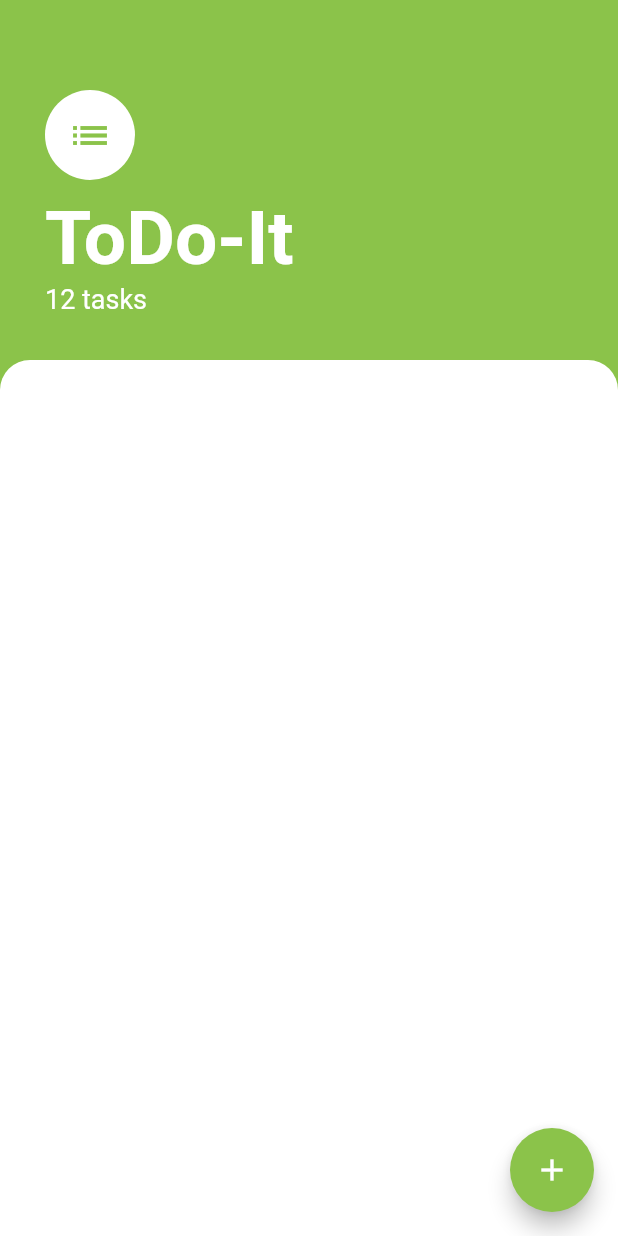
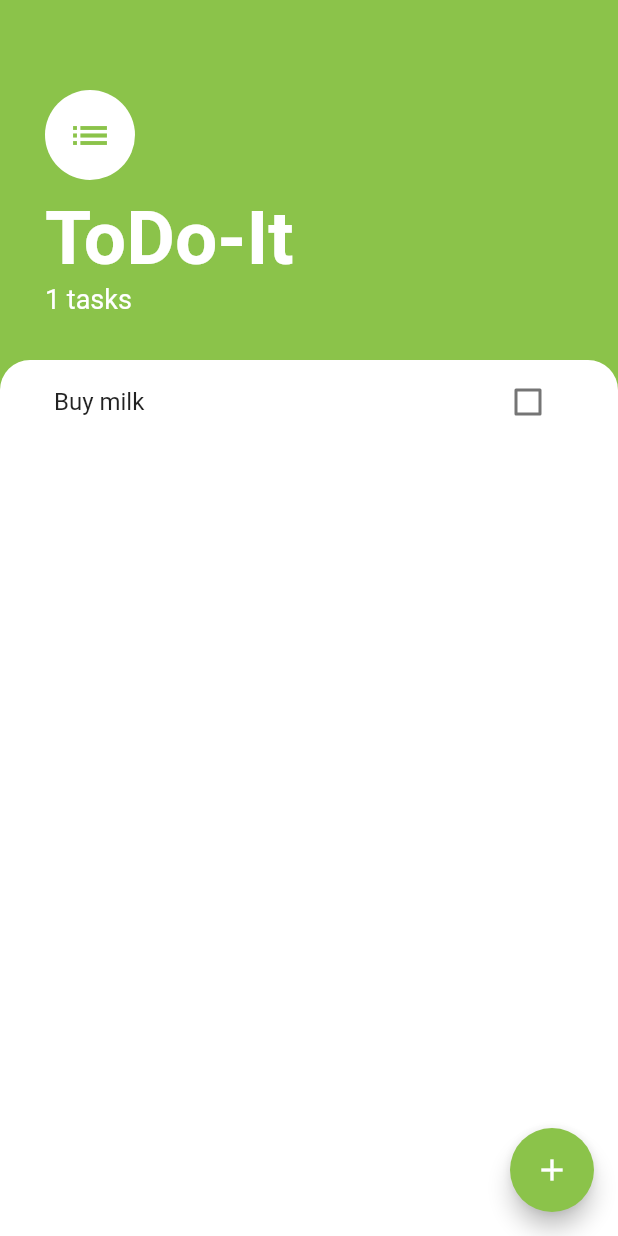
Before and after one commit to marcelohirota/todoapp_flutter, a Flutter app: the screen it shows after launch, on a phone screen of 412 x 824 dp. Run offline on Flutter 3.47's test engine with Material 2 defaults, Android fonts, the phone set to English and light mode, and no system bars.

Commit message:
Refactor and update

```diff
--- a/lib/main.dart
+++ b/lib/main.dart
@@ -1,5 +1,7 @@
 import 'package:flutter/material.dart';
+import 'package:provider/provider.dart';
 import 'screens/task_screen.dart';
+import 'package:todoappflutter/models/task_data.dart';
 
 void main() {
   runApp(MyApp());
@@ -8,8 +10,11 @@ void main() {
 class MyApp extends StatelessWidget {
   @override
   Widget build(BuildContext context) {
-    return MaterialApp(
-      home: TaskScreen(),
+    return ChangeNotifierProvider(
+      create: (context) => TaskData(),
+      child: MaterialApp(
+        home: TaskScreen(),
+      ),
     );
   }
 }
--- /dev/null
+++ b/lib/models/task_data.dart
@@ -0,0 +1,12 @@
+import 'package:flutter/foundation.dart';
+import 'package:todoappflutter/models/task.dart';
+
+class TaskData extends ChangeNotifier {
+  List<Task> tasks = [
+    Task(name: 'Buy milk'),
+  ];
+
+  int get taskCount {
+    return tasks.length;
+  }
+}
--- a/lib/screens/task_screen.dart
+++ b/lib/screens/task_screen.dart
@@ -3,16 +3,10 @@ import 'package:flutter/cupertino.dart';
 import 'package:flutter/material.dart';
 import 'package:todoappflutter/widgets/task_list.dart';
 import 'package:todoappflutter/screens/add_task_screen.dart';
-import 'package:todoappflutter/models/task.dart';
+import 'package:provider/provider.dart';
+import 'package:todoappflutter/models/task_data.dart';
 
-class TaskScreen extends StatefulWidget {
-  @override
-  _TaskScreenState createState() => _TaskScreenState();
-}
-
-class _TaskScreenState extends State<TaskScreen> {
-  List<Task> tasks = [];
-
+class TaskScreen extends StatelessWidget {
   @override
   Widget build(BuildContext context) {
     return Scaffold(
@@ -29,9 +23,9 @@ class _TaskScreenState extends State<TaskScreen> {
                 padding: EdgeInsets.only(
                     bottom: MediaQuery.of(context).viewInsets.bottom),
                 child: AddTaskScreen((newTaskTitle) {
-                  setState(() {
-                    tasks.add(Task(name: newTaskTitle));
-                  });
+//                  setState(() {
+//                    tasks.add(Task(name: newTaskTitle));
+//                  });
                   Navigator.pop(context);
                 }),
               ),
@@ -73,7 +67,7 @@ class _TaskScreenState extends State<TaskScreen> {
                   ),
                 ),
                 Text(
-                  '12 tasks',
+                  "${Provider.of<TaskData>(context).taskCount} tasks",
                   style: TextStyle(
                     color: Colors.white,
                     fontSize: 18.0,
@@ -92,7 +86,7 @@ class _TaskScreenState extends State<TaskScreen> {
                   topRight: Radius.circular(20),
                 ),
               ),
-              child: TaskList(tasks),
+              child: TaskList(),
             ),
           ),
         ],
--- a/lib/widgets/task_list.dart
+++ b/lib/widgets/task_list.dart
@@ -1,32 +1,28 @@
 import 'package:flutter/material.dart';
 import 'package:todoappflutter/widgets/task_title.dart';
-import 'package:todoappflutter/models/task.dart';
+import 'package:provider/provider.dart';
+import 'package:todoappflutter/models/task_data.dart';
 
-class TaskList extends StatefulWidget {
-  final List<Task> tasks;
-
-  TaskList(this.tasks);
-
-  @override
-  _TaskListState createState() => _TaskListState();
-}
-
-class _TaskListState extends State<TaskList> {
+class TaskList extends StatelessWidget {
   @override
   Widget build(BuildContext context) {
-    return ListView.builder(
-      itemBuilder: (context, index) {
-        return TaskTitle(
-          taskTitle: widget.tasks[index].name,
-          isChecked: widget.tasks[index].isDone,
-          checkboxCallback: (checkboxState) {
-            setState(() {
-              widget.tasks[index].toggleDone();
-            });
+    return Consumer<TaskData>(
+      builder: (context, taskData, child) {
+        return ListView.builder(
+          itemBuilder: (context, index) {
+            return TaskTitle(
+              taskTitle: taskData.tasks[index].name,
+              isChecked: taskData.tasks[index].isDone,
+              checkboxCallback: (checkboxState) {
+//            setState(() {
+//              Provider.of<TaskData>(context).tasks[index].toggleDone();
+//            });
+              },
+            );
           },
+          itemCount: taskData.taskCount,
         );
       },
-      itemCount: widget.tasks.length,
     );
   }
 }
--- a/pubspec.yaml
+++ b/pubspec.yaml
@@ -28,6 +28,7 @@ dependencies:
   # The following adds the Cupertino Icons font to your application.
   # Use with the CupertinoIcons class for iOS style icons.
   cupertino_icons: ^0.1.3
+  provider: ^4.1.3
 
 dev_dependencies:
   flutter_test:
```
Also changed, not shown: pubspec.lock.
